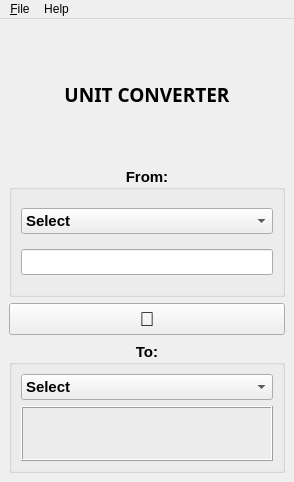
TiagoSBO/qtproject-temperature-converter, file mainwindow.ui: the form before one commit.
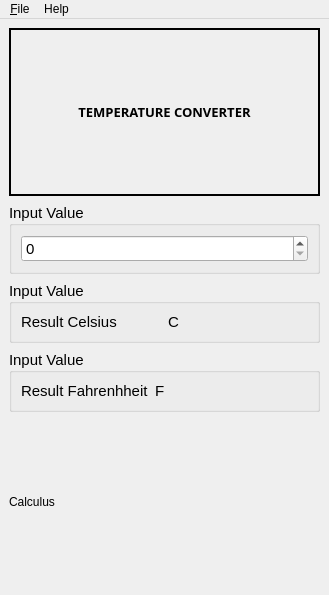
The form after the commit.

```diff
--- a/mainwindow.ui
+++ b/mainwindow.ui
@@ -6,8 +6,8 @@
    <rect>
     <x>0</x>
     <y>0</y>
-    <width>294</width>
-    <height>482</height>
+    <width>329</width>
+    <height>595</height>
    </rect>
   </property>
   <property name="windowTitle">
@@ -20,20 +20,30 @@
    <enum>QTabWidget::TabShape::Triangular</enum>
   </property>
   <widget class="QWidget" name="centralwidget">
-   <layout class="QVBoxLayout" name="verticalLayout_5">
-    <item>
-     <layout class="QVBoxLayout" name="verticalLayout_4">
+   <layout class="QVBoxLayout" name="verticalLayout_3">
       <item>
        <widget class="QLabel" name="tittleUnitConverter">
+      <property name="sizePolicy">
+       <sizepolicy hsizetype="Ignored" vsizetype="Preferred">
+        <horstretch>0</horstretch>
+        <verstretch>0</verstretch>
+       </sizepolicy>
+      </property>
         <property name="font">
          <font>
           <family>Gill Sans MT</family>
-          <pointsize>14</pointsize>
+        <pointsize>10</pointsize>
           <bold>true</bold>
          </font>
         </property>
+      <property name="frameShape">
+       <enum>QFrame::Shape::WinPanel</enum>
+      </property>
         <property name="text">
-         <string>UNIT CONVERTER</string>
+       <string>TEMPERATURE CONVERTER</string>
+      </property>
+      <property name="scaledContents">
+       <bool>false</bool>
         </property>
         <property name="alignment">
          <set>Qt::AlignmentFlag::AlignCenter</set>
@@ -41,148 +51,157 @@
        </widget>
       </item>
       <item>
-       <widget class="QGroupBox" name="groupBoxFrom">
-        <property name="font">
-         <font>
-          <pointsize>11</pointsize>
-          <bold>true</bold>
-         </font>
-        </property>
-        <property name="title">
-         <string>From:</string>
-        </property>
-        <property name="alignment">
-         <set>Qt::AlignmentFlag::AlignCenter</set>
-        </property>
-        <property name="flat">
-         <bool>false</bool>
-        </property>
         <layout class="QVBoxLayout" name="verticalLayout">
          <item>
-          <widget class="QComboBox" name="chooseUnit">
-           <property name="layoutDirection">
-            <enum>Qt::LayoutDirection::LeftToRight</enum>
-           </property>
-           <item>
-            <property name="text">
-             <string>Select</string>
-            </property>
-           </item>
-           <item>
-            <property name="text">
-             <string>Celsius</string>
-            </property>
-           </item>
-           <item>
-            <property name="text">
-             <string>Fahremheit</string>
-            </property>
-           </item>
-          </widget>
-         </item>
-         <item>
-          <widget class="QLineEdit" name="setUnit">
-           <property name="inputMask">
-            <string notr="true"/>
-           </property>
-           <property name="text">
-            <string/>
-           </property>
-          </widget>
-         </item>
-        </layout>
-       </widget>
-      </item>
-      <item>
-       <widget class="QPushButton" name="buttomChangeUnit">
+       <widget class="QGroupBox" name="groupBoxFrom">
+        <property name="sizePolicy">
+         <sizepolicy hsizetype="Preferred" vsizetype="Fixed">
+          <horstretch>0</horstretch>
+          <verstretch>0</verstretch>
+         </sizepolicy>
+        </property>
         <property name="font">
          <font>
-          <pointsize>15</pointsize>
-          <bold>false</bold>
-         </font>
-        </property>
-        <property name="text">
-         <string>🔄️</string>
-        </property>
-       </widget>
-      </item>
-      <item>
-       <layout class="QVBoxLayout" name="verticalLayout_3">
-        <item>
-         <widget class="QGroupBox" name="groupBoxTo">
-          <property name="font">
-           <font>
+          <family>Segoe UI</family>
             <pointsize>11</pointsize>
-            <bold>true</bold>
+          <bold>false</bold>
            </font>
           </property>
           <property name="title">
-           <string>To:</string>
+         <string>Input Value</string>
           </property>
           <property name="alignment">
-           <set>Qt::AlignmentFlag::AlignCenter</set>
+         <set>Qt::AlignmentFlag::AlignLeading|Qt::AlignmentFlag::AlignLeft|Qt::AlignmentFlag::AlignVCenter</set>
           </property>
           <property name="flat">
            <bool>false</bool>
           </property>
           <layout class="QVBoxLayout" name="verticalLayout_2">
            <item>
-            <widget class="QComboBox" name="chooseUnit_2">
-             <property name="enabled">
-              <bool>true</bool>
-             </property>
-             <property name="layoutDirection">
-              <enum>Qt::LayoutDirection::LeftToRight</enum>
-             </property>
-             <property name="currentText">
-              <string>Select</string>
-             </property>
-             <property name="placeholderText">
-              <string/>
-             </property>
-             <item>
-              <property name="text">
-               <string>Select</string>
-              </property>
-             </item>
+          <widget class="QDoubleSpinBox" name="doubleSpinBox">
+           <property name="sizePolicy">
+            <sizepolicy hsizetype="Preferred" vsizetype="Fixed">
+             <horstretch>0</horstretch>
+             <verstretch>0</verstretch>
+            </sizepolicy>
+           </property>
+           <property name="decimals">
+            <number>0</number>
+           </property>
+          </widget>
+         </item>
+        </layout>
+       </widget>
+      </item>
+      <item>
+       <widget class="QGroupBox" name="groupBoxFrom_2">
+        <property name="sizePolicy">
+         <sizepolicy hsizetype="Preferred" vsizetype="Fixed">
+          <horstretch>0</horstretch>
+          <verstretch>0</verstretch>
+         </sizepolicy>
+        </property>
+        <property name="font">
+         <font>
+          <pointsize>11</pointsize>
+          <bold>false</bold>
+         </font>
+        </property>
+        <property name="title">
+         <string>Input Value</string>
+        </property>
+        <property name="alignment">
+         <set>Qt::AlignmentFlag::AlignLeading|Qt::AlignmentFlag::AlignLeft|Qt::AlignmentFlag::AlignVCenter</set>
+        </property>
+        <property name="flat">
+         <bool>false</bool>
+        </property>
+        <layout class="QHBoxLayout" name="horizontalLayout_2">
              <item>
+          <widget class="QLabel" name="label">
+           <property name="sizePolicy">
+            <sizepolicy hsizetype="Preferred" vsizetype="Fixed">
+             <horstretch>0</horstretch>
+             <verstretch>0</verstretch>
+            </sizepolicy>
+           </property>
               <property name="text">
-               <string>Celsius</string>
-              </property>
+            <string>Result Celsius</string>
+           </property>
+          </widget>
              </item>
              <item>
+          <widget class="QLabel" name="label_5">
               <property name="text">
-               <string>Fahremheit</string>
-              </property>
-             </item>
+            <string>C</string>
+           </property>
+          </widget>
+         </item>
+        </layout>
             </widget>
            </item>
            <item>
-            <widget class="QLabel" name="showResult">
+       <widget class="QGroupBox" name="groupBoxFrom_3">
+        <property name="sizePolicy">
+         <sizepolicy hsizetype="Preferred" vsizetype="Fixed">
+          <horstretch>0</horstretch>
+          <verstretch>0</verstretch>
+         </sizepolicy>
+        </property>
              <property name="font">
               <font>
                <pointsize>11</pointsize>
                <bold>false</bold>
               </font>
              </property>
-             <property name="frameShape">
-              <enum>QFrame::Shape::Box</enum>
-             </property>
-             <property name="frameShadow">
-              <enum>QFrame::Shadow::Raised</enum>
-             </property>
+        <property name="title">
+         <string>Input Value</string>
+        </property>
+        <property name="alignment">
+         <set>Qt::AlignmentFlag::AlignLeading|Qt::AlignmentFlag::AlignLeft|Qt::AlignmentFlag::AlignVCenter</set>
+        </property>
+        <property name="flat">
+         <bool>false</bool>
+        </property>
+        <layout class="QHBoxLayout" name="horizontalLayout">
+         <item>
+          <widget class="QLabel" name="label_2">
+           <property name="sizePolicy">
+            <sizepolicy hsizetype="Fixed" vsizetype="Fixed">
+             <horstretch>0</horstretch>
+             <verstretch>0</verstretch>
+            </sizepolicy>
+           </property>
              <property name="text">
-              <string/>
+            <string>Result Fahrenhheit</string>
              </property>
             </widget>
            </item>
-          </layout>
+         <item>
+          <widget class="QLabel" name="label_4">
+           <property name="text">
+            <string>F</string>
+           </property>
          </widget>
         </item>
        </layout>
+       </widget>
       </item>
      </layout>
     </item>
+    <item>
+     <widget class="QLabel" name="label_3">
+      <property name="sizePolicy">
+       <sizepolicy hsizetype="Preferred" vsizetype="Preferred">
+        <horstretch>0</horstretch>
+        <verstretch>0</verstretch>
+       </sizepolicy>
+      </property>
+      <property name="text">
+       <string>Calculus</string>
+      </property>
+     </widget>
+    </item>
    </layout>
   </widget>
   <widget class="QMenuBar" name="menubar">
@@ -190,7 +209,7 @@
     <rect>
      <x>0</x>
      <y>0</y>
-     <width>294</width>
+     <width>329</width>
      <height>25</height>
     </rect>
    </property>
```
Lines whose indentation alone changed are shown as unchanged.
